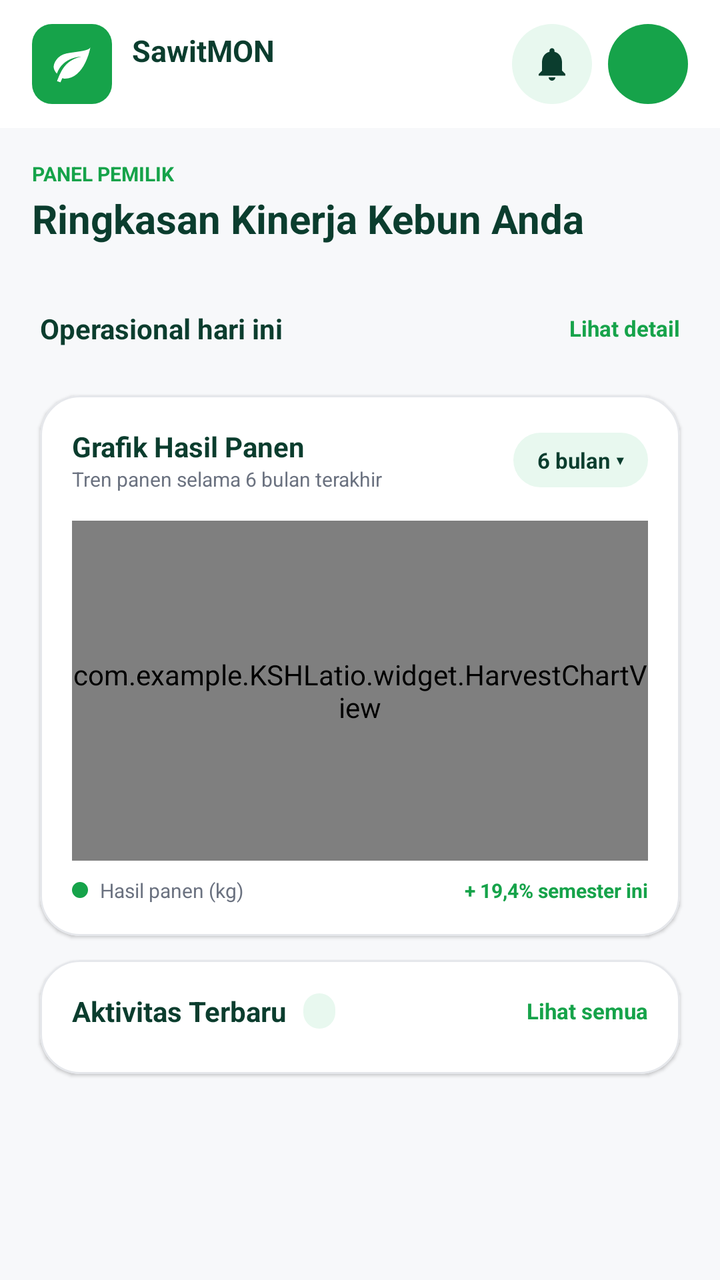
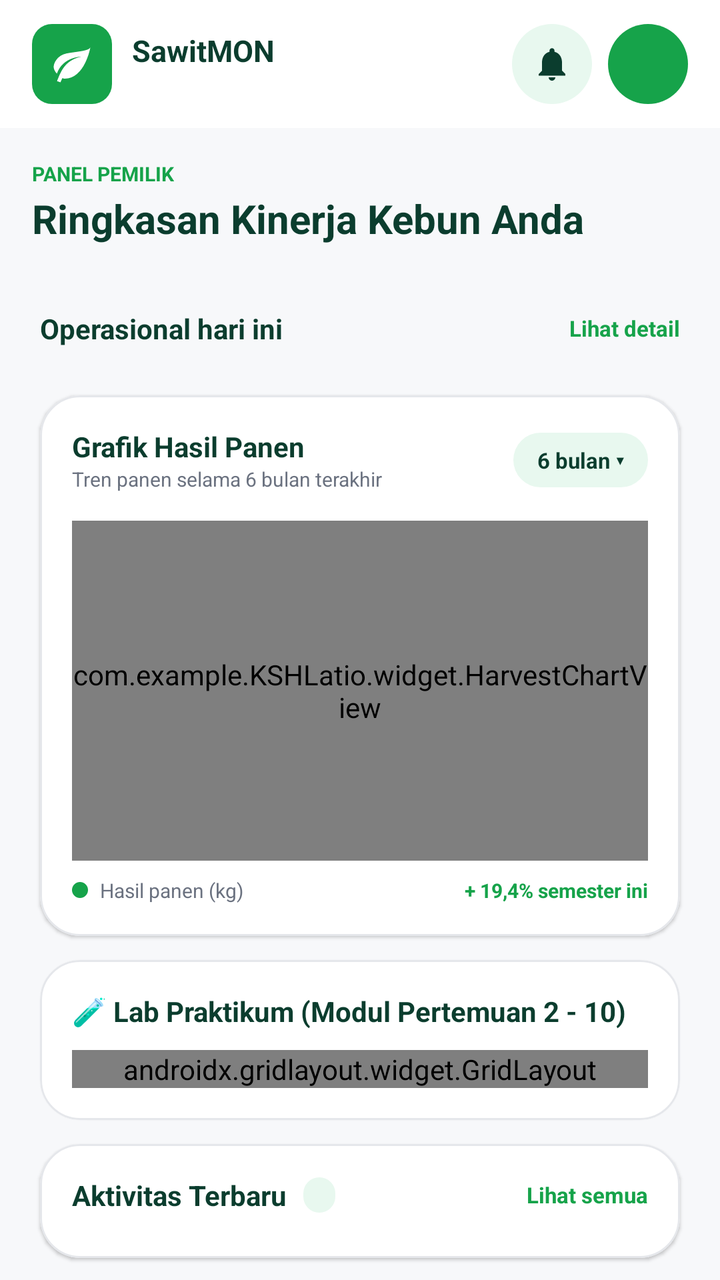

The first picture is an Android layout as it rendered before a commit; the second is the same layout after the commit. The layout source and the unified diff follow.
<!-- AndroidManifest.xml: application theme Theme.KSHLatio -->
<!-- res/layout/fragment_home.xml -->
<?xml version="1.0" encoding="utf-8"?>
<androidx.coordinatorlayout.widget.CoordinatorLayout
    xmlns:android="http://schemas.android.com/apk/res/android"
    xmlns:app="http://schemas.android.com/apk/res-auto"
    xmlns:tools="http://schemas.android.com/tools"
    android:layout_width="match_parent" android:layout_height="match_parent"
    android:background="@color/bg_app">

    <com.google.android.material.appbar.AppBarLayout
        android:layout_width="match_parent" android:layout_height="wrap_content"
        android:background="@color/white" app:elevation="0dp">

        <androidx.appcompat.widget.Toolbar android:id="@+id/toolbar"
            android:layout_width="match_parent" android:layout_height="64dp"
            app:contentInsetStart="16dp" app:contentInsetEnd="16dp"
            app:layout_scrollFlags="scroll|enterAlways">

            <LinearLayout android:layout_width="match_parent" android:layout_height="match_parent"
                android:gravity="center_vertical" android:orientation="horizontal">

                <ImageView android:layout_width="40dp" android:layout_height="40dp"
                    android:background="@drawable/bg_logo_square" android:padding="9dp"
                    android:src="@drawable/ic_eco" app:tint="@color/white"
                    tools:ignore="ContentDescription" />

                <LinearLayout android:layout_width="0dp" android:layout_height="wrap_content"
                    android:layout_marginStart="10dp" android:layout_weight="1" android:orientation="vertical">
                    <TextView android:layout_width="wrap_content" android:layout_height="wrap_content"
                        android:text="@string/brand_name" android:textColor="@color/primary_dark"
                        android:textSize="15sp" android:textStyle="bold" />
                    <TextView android:id="@+id/tvTanggal"
                        android:layout_width="wrap_content" android:layout_height="wrap_content"
                        android:textColor="@color/text_gray" android:textSize="10sp"
                        tools:ignore="SmallSp" />
                </LinearLayout>

                <ImageView android:id="@+id/ivBell"
                    android:layout_width="40dp" android:layout_height="40dp"
                    android:background="@drawable/bg_circle_mint" android:padding="10dp"
                    android:src="@drawable/ic_notifications" app:tint="@color/primary_dark"
                    tools:ignore="ContentDescription" />

                <TextView android:id="@+id/tvAvatar"
                    android:layout_width="40dp" android:layout_height="40dp"
                    android:layout_marginStart="8dp"
                    android:background="@drawable/bg_circle_primary"
                    android:gravity="center" android:textColor="@color/white"
                    android:textSize="12sp" android:textStyle="bold" />
            </LinearLayout>
        </androidx.appcompat.widget.Toolbar>
    </com.google.android.material.appbar.AppBarLayout>

    <androidx.core.widget.NestedScrollView
        android:layout_width="match_parent" android:layout_height="match_parent"
        android:clipToPadding="false"
        app:layout_behavior="@string/appbar_scrolling_view_behavior">

        <LinearLayout android:layout_width="match_parent" android:layout_height="wrap_content"
            android:orientation="vertical" android:padding="16dp">

            <TextView android:layout_width="wrap_content" android:layout_height="wrap_content"
                android:text="@string/home_panel" android:textColor="@color/primary"
                android:textSize="10sp" android:textStyle="bold"
                tools:ignore="SmallSp" />
            <TextView android:layout_width="wrap_content" android:layout_height="wrap_content"
                android:layout_marginTop="2dp" android:text="@string/home_title"
                android:textColor="@color/primary_dark" android:textSize="20sp" android:textStyle="bold" />

            
            <LinearLayout android:id="@+id/rowTop"
                android:layout_width="match_parent" android:layout_height="wrap_content"
                android:layout_marginTop="14dp" android:orientation="horizontal" />

            
            <LinearLayout android:layout_width="match_parent" android:layout_height="wrap_content"
                android:layout_marginTop="18dp" android:gravity="center_vertical"
                android:orientation="horizontal" android:paddingHorizontal="4dp">
                <TextView android:layout_width="0dp" android:layout_height="wrap_content" android:layout_weight="1"
                    android:text="@string/home_ops" android:textColor="@color/primary_dark"
                    android:textSize="14sp" android:textStyle="bold" />
                <TextView android:id="@+id/tvLihatDetail"
                    android:layout_width="wrap_content" android:layout_height="wrap_content"
                    android:text="@string/see_detail" android:textColor="@color/primary"
                    android:textSize="11sp" android:textStyle="bold" />
            </LinearLayout>
            <LinearLayout android:id="@+id/rowOps1"
                android:layout_width="match_parent" android:layout_height="wrap_content"
                android:layout_marginTop="8dp" android:orientation="horizontal" />
            <LinearLayout android:id="@+id/rowOps2"
                android:layout_width="match_parent" android:layout_height="wrap_content"
                android:orientation="horizontal" />

            
            <com.google.android.material.card.MaterialCardView
                android:layout_width="match_parent" android:layout_height="wrap_content"
                android:layout_marginHorizontal="4dp" android:layout_marginTop="16dp"
                app:cardBackgroundColor="@color/white" app:cardCornerRadius="20dp" app:cardElevation="1dp"
                app:strokeColor="@color/stroke" app:strokeWidth="1dp">
                <LinearLayout android:layout_width="match_parent" android:layout_height="wrap_content"
                    android:orientation="vertical" android:padding="16dp">

                    <LinearLayout android:layout_width="match_parent" android:layout_height="wrap_content"
                        android:gravity="center_vertical" android:orientation="horizontal">
                        <LinearLayout android:layout_width="0dp" android:layout_height="wrap_content"
                            android:layout_weight="1" android:orientation="vertical">
                            <TextView android:layout_width="wrap_content" android:layout_height="wrap_content"
                                android:text="@string/home_chart_title" android:textColor="@color/primary_dark"
                                android:textSize="14sp" android:textStyle="bold" />
                            <TextView android:id="@+id/tvChartSub"
                                android:layout_width="wrap_content" android:layout_height="wrap_content"
                                android:text="@string/home_chart_sub" android:textColor="@color/text_gray"
                                android:textSize="10sp"
                                tools:ignore="SmallSp" />
                        </LinearLayout>
                        <TextView android:id="@+id/tvPeriode"
                            android:layout_width="wrap_content" android:layout_height="wrap_content"
                            android:background="@drawable/bg_badge"
                            android:paddingHorizontal="12dp" android:paddingVertical="6dp"
                            android:text="@string/home_period" android:textColor="@color/primary_dark"
                            android:textSize="11sp" android:textStyle="bold" />
                    </LinearLayout>

                    <com.example.KSHLatio.widget.HarvestChartView android:id="@+id/chartPanen"
                        android:layout_width="match_parent" android:layout_height="170dp"
                        android:layout_marginTop="14dp" />

                    <LinearLayout android:layout_width="match_parent" android:layout_height="wrap_content"
                        android:layout_marginTop="8dp" android:gravity="center_vertical"
                        android:orientation="horizontal">
                        <View android:layout_width="8dp" android:layout_height="8dp"
                            android:background="@drawable/bg_circle_primary" />
                        <TextView android:layout_width="0dp" android:layout_height="wrap_content"
                            android:layout_marginStart="6dp" android:layout_weight="1"
                            android:text="@string/home_chart_legend" android:textColor="@color/text_gray"
                            android:textSize="10sp"
                            tools:ignore="SmallSp" />
                        <TextView android:layout_width="wrap_content" android:layout_height="wrap_content"
                            android:text="@string/home_chart_growth" android:textColor="@color/primary"
                            android:textSize="10sp" android:textStyle="bold"
                            tools:ignore="SmallSp" />
                    </LinearLayout>
                </LinearLayout>
            </com.google.android.material.card.MaterialCardView>

            
            <com.google.android.material.card.MaterialCardView
                android:layout_width="match_parent" android:layout_height="wrap_content"
                android:layout_marginHorizontal="4dp" android:layout_marginTop="12dp"
                android:layout_marginBottom="12dp"
                app:cardBackgroundColor="@color/white" app:cardCornerRadius="20dp" app:cardElevation="1dp"
                app:strokeColor="@color/stroke" app:strokeWidth="1dp">
                <LinearLayout android:layout_width="match_parent" android:layout_height="wrap_content"
                    android:orientation="vertical" android:padding="16dp">

                    <LinearLayout android:layout_width="match_parent" android:layout_height="wrap_content"
                        android:gravity="center_vertical" android:orientation="horizontal">
                        <TextView android:layout_width="wrap_content" android:layout_height="wrap_content"
                            android:text="@string/home_recent" android:textColor="@color/primary_dark"
                            android:textSize="14sp" android:textStyle="bold" />
                        <TextView android:id="@+id/tvJumlahAktivitas"
                            android:layout_width="wrap_content" android:layout_height="wrap_content"
                            android:layout_marginStart="8dp" android:background="@drawable/bg_badge"
                            android:paddingHorizontal="8dp" android:paddingVertical="2dp"
                            android:textColor="@color/primary" android:textSize="10sp" android:textStyle="bold"
                            tools:ignore="SmallSp" />
                        <View android:layout_width="0dp" android:layout_height="1dp" android:layout_weight="1" />
                        <TextView android:id="@+id/tvLihatSemua"
                            android:layout_width="wrap_content" android:layout_height="wrap_content"
                            android:text="@string/see_all" android:textColor="@color/primary"
                            android:textSize="11sp" android:textStyle="bold" />
                    </LinearLayout>

                    <LinearLayout android:id="@+id/llAktivitas"
                        android:layout_width="match_parent" android:layout_height="wrap_content"
                        android:layout_marginTop="6dp" android:orientation="vertical" />
                </LinearLayout>
            </com.google.android.material.card.MaterialCardView>
        </LinearLayout>
    </androidx.core.widget.NestedScrollView>
</androidx.coordinatorlayout.widget.CoordinatorLayout>
<!-- resources referenced by this layout -->
<resources>
  <color name="bg_app">#F7F8FA</color>
  <color name="primary">#16A34A</color>
  <color name="primary_dark">#0B3D2E</color>
  <color name="stroke">#E5E7EB</color>
  <color name="text_gray">#6B7280</color>
  <color name="white">#FFFFFF</color>
  <!-- drawable bg_badge (drawable) -->
  <?xml version="1.0" encoding="utf-8"?>
  <shape xmlns:android="http://schemas.android.com/apk/res/android">
      <solid android:color="@color/mint" />
      <corners android:radius="50dp" />
  </shape>
  <!-- drawable bg_circle_mint (drawable) -->
  <?xml version="1.0" encoding="utf-8"?>
  <shape xmlns:android="http://schemas.android.com/apk/res/android" android:shape="oval">
      <solid android:color="@color/mint" />
  </shape>
  <!-- drawable bg_circle_primary (drawable) -->
  <?xml version="1.0" encoding="utf-8"?>
  <shape xmlns:android="http://schemas.android.com/apk/res/android" android:shape="oval">
      <solid android:color="@color/primary" />
  </shape>
  <!-- drawable bg_logo_square (drawable) -->
  <?xml version="1.0" encoding="utf-8"?>
  <shape xmlns:android="http://schemas.android.com/apk/res/android">
      <solid android:color="@color/primary" />
      <corners android:radius="10dp" />
  </shape>
  <!-- drawable ic_eco (drawable) -->
  <?xml version="1.0" encoding="utf-8"?>
  <vector xmlns:android="http://schemas.android.com/apk/res/android"
      android:width="24dp" android:height="24dp" android:viewportWidth="24" android:viewportHeight="24">
      <path android:fillColor="#000000" android:pathData="M17,8C8,10 5.9,16.17 3.82,21.34L5.71,22l1,-2.3A4.49,4.49 0 0,0 8,20C19,20 22,3 22,3c-1,2 -8,2.25 -13,3.25S2,11.5 2,13.5s1.75,3.75 1.75,3.75C7,8 17,8 17,8z" />
  </vector>
  <!-- drawable ic_notifications (drawable) -->
  <?xml version="1.0" encoding="utf-8"?>
  <vector xmlns:android="http://schemas.android.com/apk/res/android"
      android:width="24dp" android:height="24dp" android:viewportWidth="24" android:viewportHeight="24">
      <path android:fillColor="#000000" android:pathData="M12,22c1.1,0 2,-0.9 2,-2h-4c0,1.1 0.89,2 2,2zM18,16v-5c0,-3.07 -1.64,-5.64 -4.5,-6.32V4c0,-0.83 -0.67,-1.5 -1.5,-1.5s-1.5,0.67 -1.5,1.5v0.68C7.63,5.36 6,7.92 6,11v5l-2,2v1h16v-1l-2,-2z" />
  </vector>
  <string name="brand_name">SawitMON</string>
  <string name="home_chart_growth">+ 19,4% semester ini</string>
  <string name="home_chart_legend">Hasil panen (kg)</string>
  <string name="home_chart_sub">Tren panen selama 6 bulan terakhir</string>
  <string name="home_chart_title">Grafik Hasil Panen</string>
  <string name="home_ops">Operasional hari ini</string>
  <string name="home_panel">PANEL PEMILIK</string>
  <string name="home_period">6 bulan ▾</string>
  <string name="home_recent">Aktivitas Terbaru</string>
  <string name="home_title">Ringkasan Kinerja Kebun Anda</string>
  <string name="see_all">Lihat semua</string>
  <string name="see_detail">Lihat detail</string>
  <style name="Theme.KSHLatio" parent="Base.Theme.KSHLatio" />
  <color name="mint">#E8F8EF</color>
  <style name="Base.Theme.KSHLatio" parent="Theme.Material3.DayNight.NoActionBar">
          
          
      </style>
</resources>

<!-- the commit's change to res/layout/fragment_home.xml (unified diff, before → after) -->
@@ -146,6 +146,108 @@
             <com.google.android.material.card.MaterialCardView
                 android:layout_width="match_parent" android:layout_height="wrap_content"
                 android:layout_marginHorizontal="4dp" android:layout_marginTop="12dp"
+                app:cardBackgroundColor="@color/white" app:cardCornerRadius="20dp" app:cardElevation="1dp"
+                app:strokeColor="@color/stroke" app:strokeWidth="1dp">
+                <LinearLayout android:layout_width="match_parent" android:layout_height="wrap_content"
+                    android:orientation="vertical" android:padding="16dp">
+
+                    <TextView
+                        android:layout_width="wrap_content" android:layout_height="wrap_content"
+                        android:text="🧪 Lab Praktikum (Modul Pertemuan 2 - 10)"
+                        android:textColor="@color/primary_dark" android:textSize="14sp" android:textStyle="bold" />
+
+                    <androidx.gridlayout.widget.GridLayout
+                        android:layout_width="match_parent"
+                        android:layout_height="wrap_content"
+                        android:layout_marginTop="10dp"
+                        app:columnCount="2"
+                        app:useDefaultMargins="true">
+
+                        <com.google.android.material.button.MaterialButton
+                            android:id="@+id/btnToSecond"
+                            android:layout_width="wrap_content"
+                            android:layout_height="40dp"
+                            android:text="P2: Kotlin &amp; findViewById"
+                            android:textSize="10sp"
+                            app:backgroundTint="@color/primary"
+                            app:cornerRadius="8dp"
+                            app:layout_columnWeight="1"
+                            app:layout_gravity="fill_horizontal" />
+
+                        <com.google.android.material.button.MaterialButton
+                            android:id="@+id/btnToThird"
+                            android:layout_width="wrap_content"
+                            android:layout_height="40dp"
+                            android:text="P3: ViewBinding &amp; Intent"
+                            android:textSize="10sp"
+                            app:backgroundTint="@color/primary"
+                            app:cornerRadius="8dp"
+                            app:layout_columnWeight="1"
+                            app:layout_gravity="fill_horizontal" />
+
+                        <com.google.android.material.button.MaterialButton
+                            android:id="@+id/btnToFourth"
+                            android:layout_width="wrap_content"
+                            android:layout_height="40dp"
+                            android:text="P4: Intent Extra &amp; Feedback"
+                            android:textSize="10sp"
+                            app:backgroundTint="@color/primary"
+                            app:cornerRadius="8dp"
+                            app:layout_columnWeight="1"
+                            app:layout_gravity="fill_horizontal" />
+
+                        <com.google.android.material.button.MaterialButton
+                            android:id="@+id/btnToFifth"
+                            android:layout_width="wrap_content"
+                            android:layout_height="40dp"
+                            android:text="P5: Toolbar &amp; WebView"
+                            android:textSize="10sp"
+                            app:backgroundTint="@color/primary"
+                            app:cornerRadius="8dp"
+                            app:layout_columnWeight="1"
+                            app:layout_gravity="fill_horizontal" />
+
+                        <com.google.android.material.button.MaterialButton
+                            android:id="@+id/btnToSixth"
+                            android:layout_width="wrap_content"
+                            android:layout_height="40dp"
+                            android:text="P6: Fragment Transaction"
+                            android:textSize="10sp"
+                            app:backgroundTint="@color/primary"
+                            app:cornerRadius="8dp"
+                            app:layout_columnWeight="1"
+                            app:layout_gravity="fill_horizontal" />
+
+                        <com.google.android.material.button.MaterialButton
+                            android:id="@+id/btnToNinth"
+                            android:layout_width="wrap_content"
+                            android:layout_height="40dp"
+                            android:text="P9: Material Components"
+                            android:textSize="10sp"
+                            app:backgroundTint="@color/primary"
+                            app:cornerRadius="8dp"
+                            app:layout_columnWeight="1"
+                            app:layout_gravity="fill_horizontal" />
+
+                        <com.google.android.material.button.MaterialButton
+                            android:id="@+id/btnToTenth"
+                            android:layout_width="wrap_content"
+                            android:layout_height="40dp"
+                            android:text="P10: TabLayout &amp; RecyclerView"
+                            android:textSize="10sp"
+                            app:backgroundTint="@color/primary"
+                            app:cornerRadius="8dp"
+                            app:layout_columnWeight="1"
+                            app:layout_gravity="fill_horizontal" />
+
+                    </androidx.gridlayout.widget.GridLayout>
+                </LinearLayout>
+            </com.google.android.material.card.MaterialCardView>
+
+            
+            <com.google.android.material.card.MaterialCardView
+                android:layout_width="match_parent" android:layout_height="wrap_content"
+                android:layout_marginHorizontal="4dp" android:layout_marginTop="12dp"
                 android:layout_marginBottom="12dp"
                 app:cardBackgroundColor="@color/white" app:cardCornerRadius="20dp" app:cardElevation="1dp"
                 app:strokeColor="@color/stroke" app:strokeWidth="1dp">
